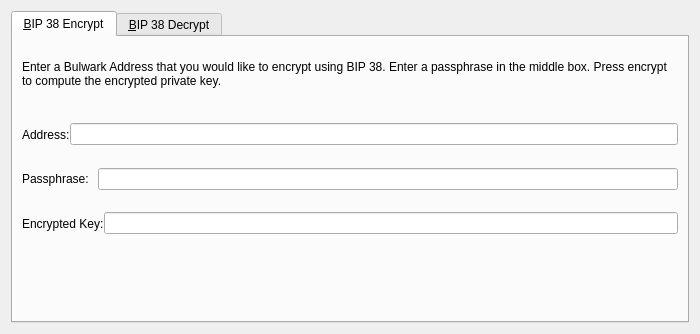
Qt form src/qt/forms/bip38tooldialog.ui (TUSC-Develop/Bulwark) before a commit.
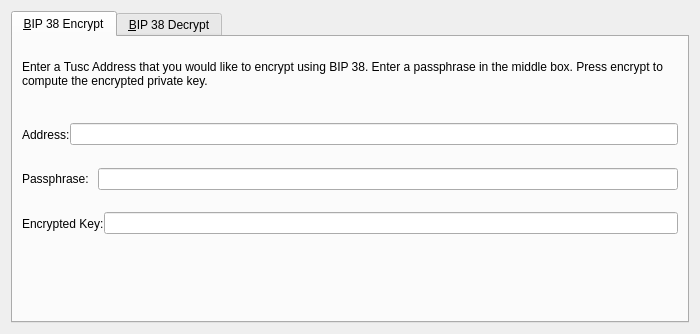
The same form after that commit. The open tabs and pages were chosen to show the change. Icons and pictures are not drawn. Custom widgets are drawn as their Qt base class.

Diff of the .ui file:
```diff
--- a/src/qt/forms/bip38tooldialog.ui
+++ b/src/qt/forms/bip38tooldialog.ui
@@ -30,7 +30,7 @@
        <item>
         <widget class="QLabel" name="infoLabel_ENC">
          <property name="text">
-          <string>Enter a Bulwark Address that you would like to encrypt using BIP 38. Enter a passphrase in the middle box. Press encrypt to compute the encrypted private key.</string>
+          <string>Enter a Tusc Address that you would like to encrypt using BIP 38. Enter a passphrase in the middle box. Press encrypt to compute the encrypted private key.</string>
          </property>
          <property name="textFormat">
           <enum>Qt::PlainText</enum>
```
Left out of the diff: 24 changed lines with no effect on the pictures.
